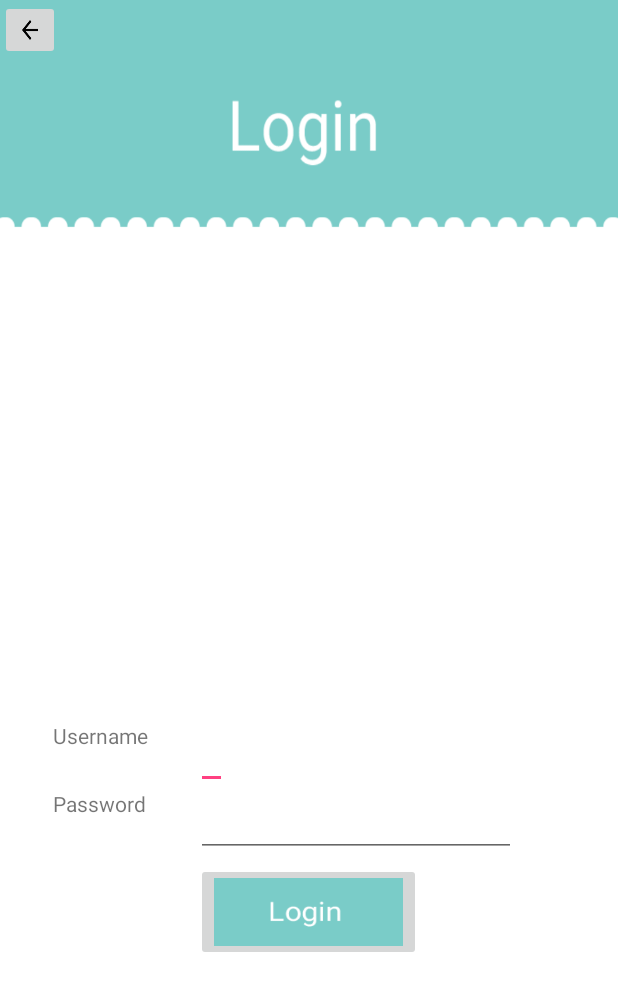
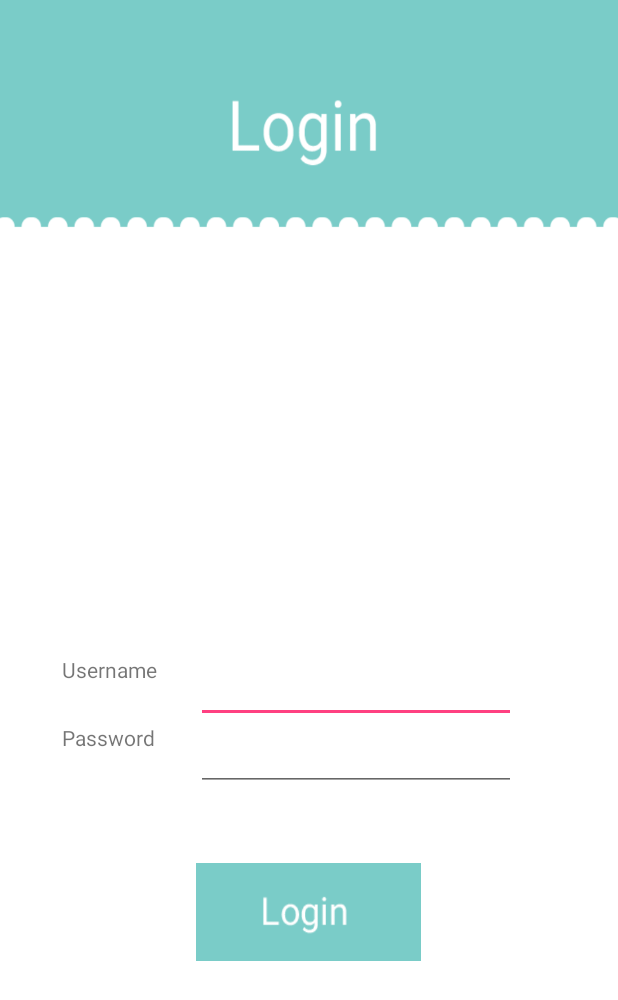
Before and after one commit to xavierfung/FYP, an Android app: the layout login.xml on its own in the app's theme, with its tools: preview values and no code run, on a phone screen of 412 x 824 dp. Shown: the top 1000 px of the screen. Run offline under Robolectric (Android 15) with nearby library versions, the phone set to English and light mode, and no system bars.

Commit message:
20/2/2016

```diff
--- a/app/src/main/res/layout/login.xml
+++ b/app/src/main/res/layout/login.xml
@@ -6,20 +6,12 @@
     android:background="@drawable/login_bg">
 
     <ImageButton
-        android:id="@+id/imageButton2"
-        android:layout_width="40dp"
-        android:layout_height="40dp"
-        android:layout_gravity="center_horizontal"
-        android:scaleType="fitXY"
-        android:src="@drawable/ic_arrow_back" />
-
-    <ImageButton
         android:id="@+id/imageButton1"
         android:layout_width="150dp"
         android:layout_height="65dp"
         android:layout_gravity="center_horizontal"
         android:scaleType="fitXY"
-        android:src="@drawable/login_button"
+        android:background="@drawable/login_button"
         android:layout_alignParentBottom="true"
         android:layout_centerHorizontal="true"
         android:layout_marginBottom="183dp" />
@@ -29,32 +21,31 @@
         android:layout_height="wrap_content"
         android:text="Username"
         android:id="@+id/textView"
-        android:layout_above="@+id/imageButton1"
-        android:layout_alignParentLeft="true"
-        android:layout_alignParentStart="true"
-        android:layout_marginLeft="35dp"
-        android:layout_marginStart="35dp"
-        android:layout_marginBottom="75dp" />
+        android:layout_alignTop="@+id/username"
+        android:layout_toLeftOf="@+id/username"
+        android:layout_toStartOf="@+id/username"
+        android:layout_marginRight="26dp"
+        android:layout_marginEnd="26dp" />
 
     <TextView
         android:layout_width="wrap_content"
         android:layout_height="wrap_content"
         android:text="Password"
         android:id="@+id/textView2"
-        android:layout_above="@+id/imageButton1"
+        android:layout_alignTop="@+id/editText2"
         android:layout_alignLeft="@+id/textView"
-        android:layout_alignStart="@+id/textView"
-        android:layout_marginBottom="30dp" />
+        android:layout_alignStart="@+id/textView" />
 
     <EditText
         android:layout_width="wrap_content"
         android:layout_height="wrap_content"
         android:id="@+id/username"
         android:maxLength="10"
+        android:ems="10"
         android:inputType="text"
-        android:layout_alignTop="@+id/textView"
-        android:layout_alignLeft="@+id/imageButton1"
-        android:layout_alignStart="@+id/imageButton1" />
+        android:layout_above="@+id/editText2"
+        android:layout_alignLeft="@+id/editText2"
+        android:layout_alignStart="@+id/editText2" />
 
     <EditText
         android:layout_width="wrap_content"
@@ -62,8 +53,9 @@
         android:inputType="textPassword"
         android:ems="10"
         android:id="@+id/editText2"
-        android:layout_below="@+id/username"
-        android:layout_alignLeft="@+id/username"
-        android:layout_alignStart="@+id/username" />
+        android:layout_above="@+id/imageButton1"
+        android:layout_alignLeft="@+id/imageButton1"
+        android:layout_alignStart="@+id/imageButton1"
+        android:layout_marginBottom="48dp" />
 
 </RelativeLayout>
```
Also changed, not shown: app/src/main/java/com/fyp/xavier/smarttherapy/HomePageABC.java (+20 -0 lines), app/src/main/java/com/fyp/xavier/smarttherapy/LoginActivity.java (added, +22 -0 lines), 1 other file.
